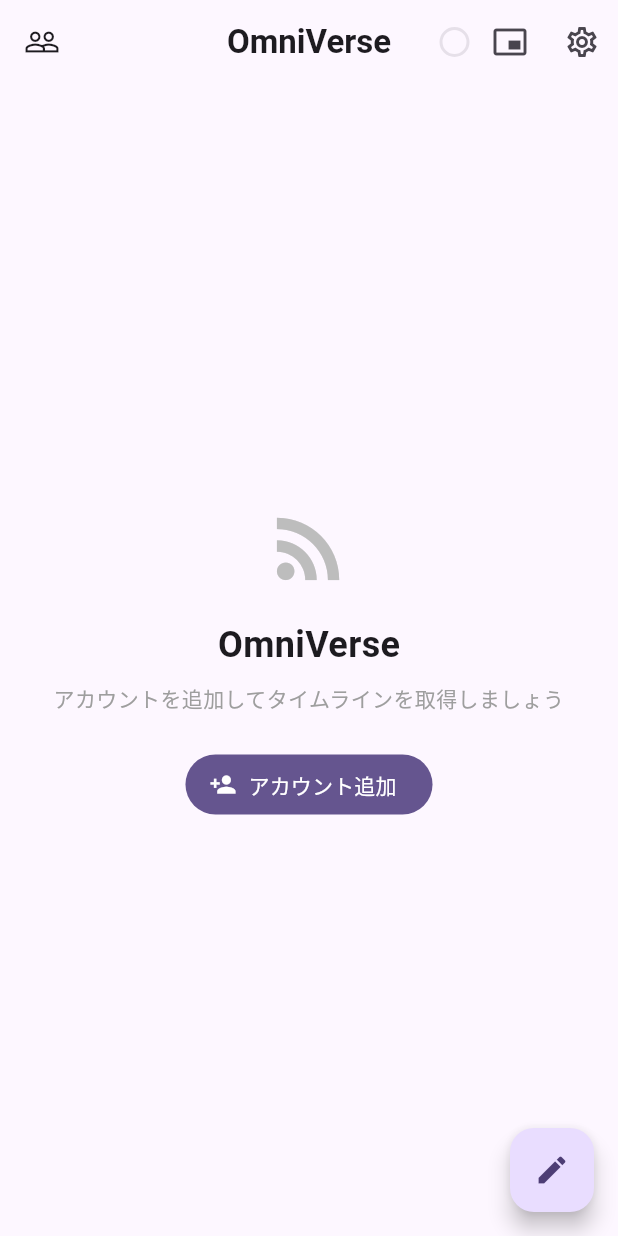
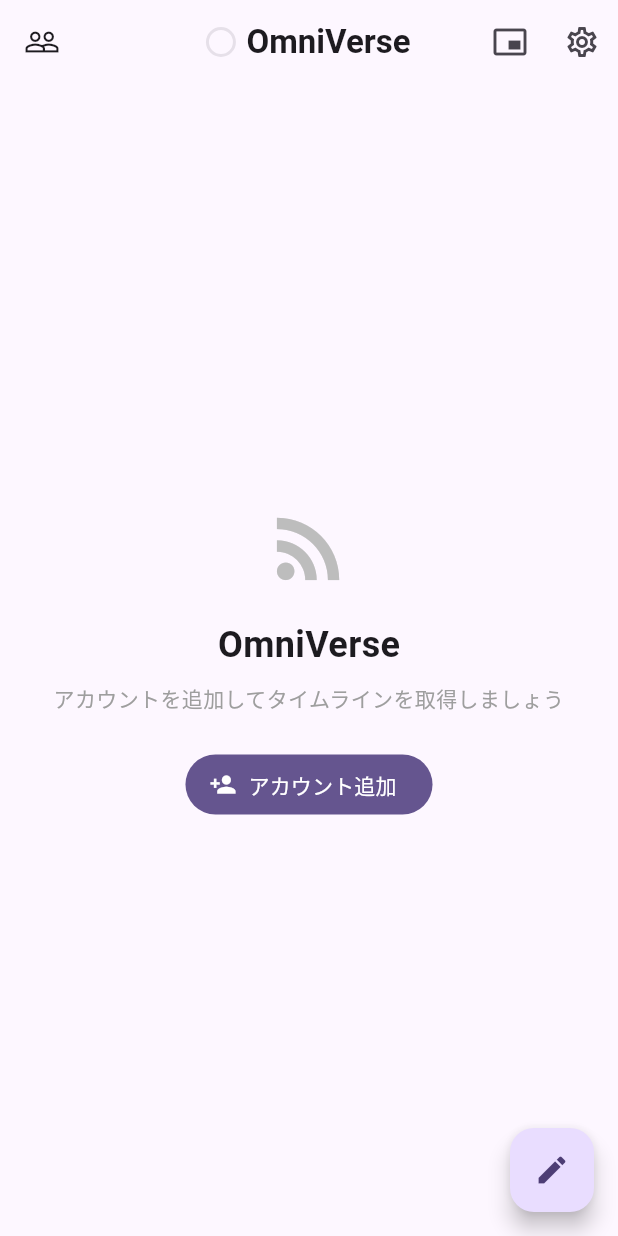
Before and after one commit to kuronekorou39/mobile-omniverse, a Flutter app: the screen it shows after launch, on a phone screen of 412 x 824 dp. Run offline on Flutter 3.47's test engine with Material 3 defaults, Android fonts, the phone set to English and light mode, and no system bars; our stand-ins replace cached_network_image, flutter_riverpod, flutter_secure_storage, package_info_plus, share_plus, shared_preferences; missing offline and left inert: flutter_inappwebview; accounts and stored records are empty; network calls fail.

Commit message:
fix: フェッチインジケーターをタイトル左側に移動＋アカウント画面を左からスライド
- フェッチタイマーをactionsからtitle内に移動（ロゴの左側）
- アカウント一覧画面の遷移アニメーションを左から出入りに変更

Co-Authored-By: Claude Opus 4.6 <noreply@anthropic.com>

```diff
--- a/lib/screens/omni_feed_screen.dart
+++ b/lib/screens/omni_feed_screen.dart
@@ -440,9 +440,18 @@ class _OmniFeedScreenState extends ConsumerState<OmniFeedScreen>
         SliverAppBar(
           floating: true,
           snap: true,
-          title: const Text(
+          title: Row(
+            mainAxisSize: MainAxisSize.min,
+            children: [
+              if (settings.isFetchingActive && settings.showFetchTimer) ...[
+                _buildFetchIndicator(context, feed, settings),
+                const SizedBox(width: 8),
+              ],
+              const Text(
                 'OmniVerse',
                 style: TextStyle(fontWeight: FontWeight.bold),
+              ),
+            ],
           ),
           centerTitle: true,
           leading: IconButton(
@@ -450,13 +459,27 @@ class _OmniFeedScreenState extends ConsumerState<OmniFeedScreen>
             tooltip: 'アカウント',
             onPressed: () {
               Navigator.of(context).push(
-                MaterialPageRoute(builder: (_) => const AccountsScreen()),
+                PageRouteBuilder(
+                  pageBuilder: (context, anim1, anim2) =>
+                      const AccountsScreen(),
+                  transitionsBuilder:
+                      (context, animation, secondaryAnimation, child) {
+                    return SlideTransition(
+                      position: Tween(
+                        begin: const Offset(-1, 0),
+                        end: Offset.zero,
+                      ).animate(CurvedAnimation(
+                        parent: animation,
+                        curve: Curves.easeOutCubic,
+                      )),
+                      child: child,
+                    );
+                  },
+                ),
               );
             },
           ),
           actions: [
-            if (settings.isFetchingActive && settings.showFetchTimer)
-              _buildFetchIndicator(context, feed, settings),
             IconButton(
               icon: const Icon(Icons.picture_in_picture_alt),
               tooltip: 'オーバーレイ',
@@ -539,9 +562,7 @@ class _OmniFeedScreenState extends ConsumerState<OmniFeedScreen>
     final remaining = feed.isFetching ? 0 : _remainingSeconds.clamp(0, total);
     final progress = total > 0 ? remaining / total : 0.0;
 
-    return Padding(
-      padding: const EdgeInsets.only(right: 4),
-      child: Row(
+    return Row(
       mainAxisSize: MainAxisSize.min,
       children: [
         SizedBox(
@@ -570,7 +591,6 @@ class _OmniFeedScreenState extends ConsumerState<OmniFeedScreen>
               ),
             ),
         ],
-      ),
     );
   }
 
```
Lines whose indentation alone changed are shown as unchanged.
